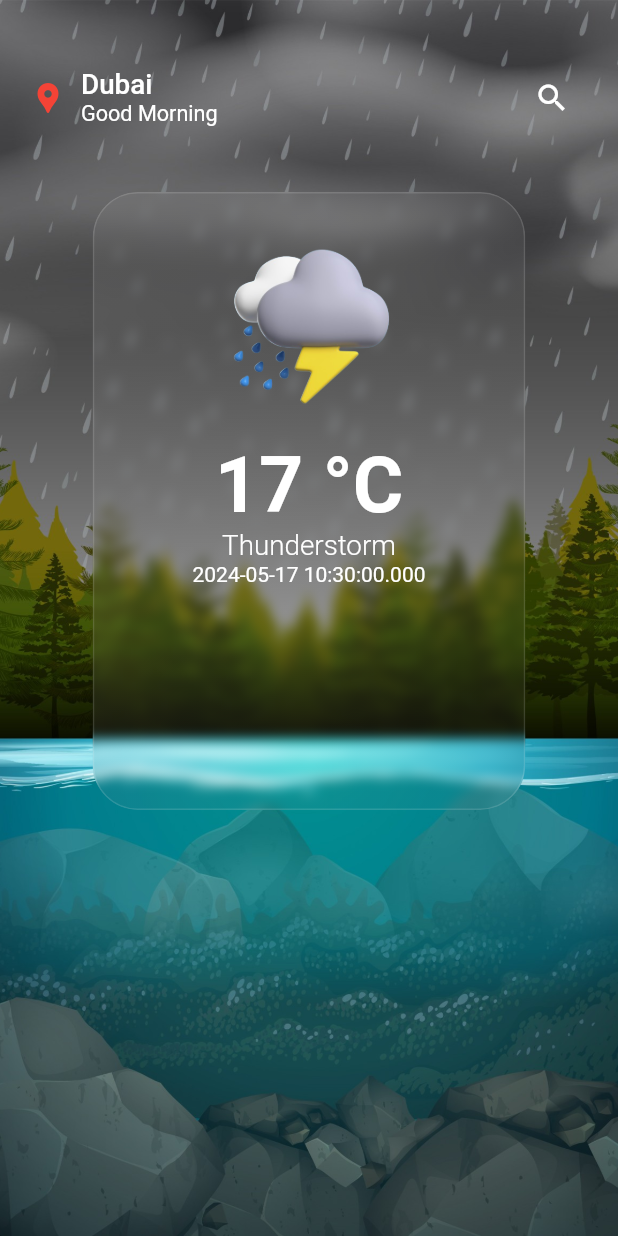
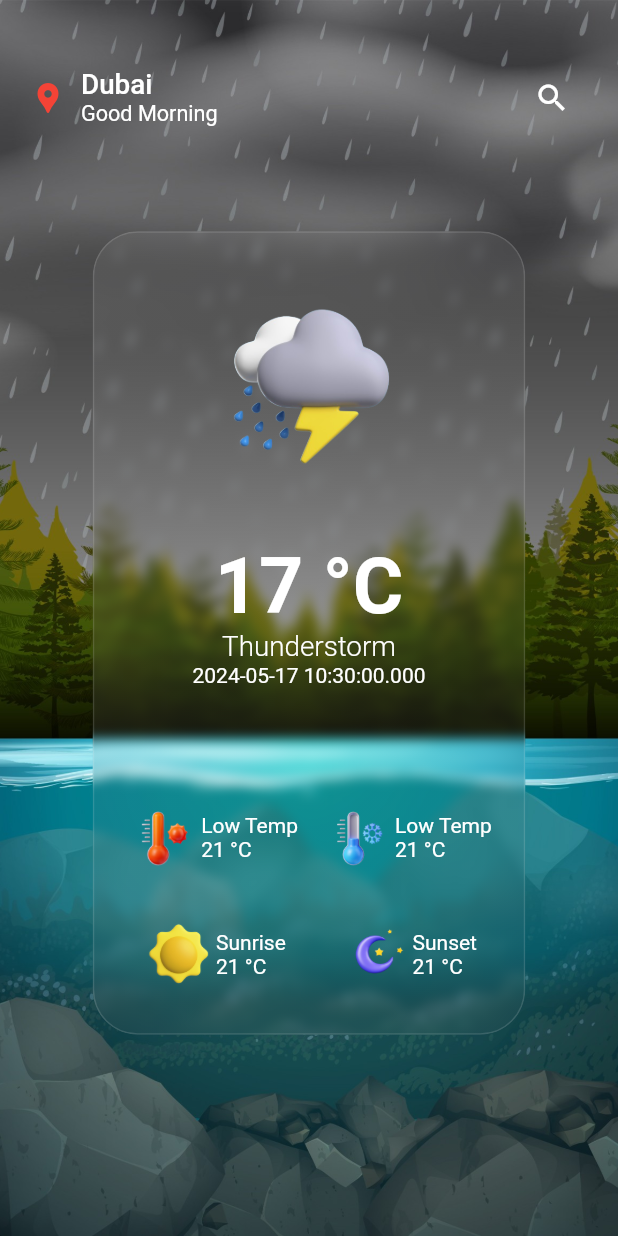
Before and after one commit to haadiyaa/weather_app, a Flutter app: the screen it shows after launch, on a phone screen of 412 x 824 dp. Run offline on Flutter 3.47's test engine with Material 3 defaults, Android fonts, the phone set to English and light mode, and no system bars; our stand-ins replace flutter_screenutil.

Commit message:
ui finished

```diff
--- a/lib/screens/homepage.dart
+++ b/lib/screens/homepage.dart
@@ -1,12 +1,18 @@
 import 'package:flutter/material.dart';
-import 'package:flutter/widgets.dart';
-import 'package:flutter_screenutil/flutter_screenutil.dart';
 import 'package:weather/common/widgets/frostedglass.dart';
 import 'package:weather/utils/constants/constants.dart';
 import 'package:weather/utils/styles/textstyle.dart';
 
-class HomePage extends StatelessWidget {
+class HomePage extends StatefulWidget {
   const HomePage({super.key});
+
+  @override
+  State<HomePage> createState() => _HomePageState();
+}
+
+class _HomePageState extends State<HomePage> {
+
+  bool _clicked=false;
 
   @override
   Widget build(BuildContext context) {
@@ -27,6 +33,24 @@ class HomePage extends StatelessWidget {
         ),
         child: Stack(
           children: [
+          _clicked==true?  Positioned(
+              top: 50,
+              right: 20,
+              left: 20,
+              child: Container(
+                height: 40,
+                child: TextFormField(
+                  decoration: InputDecoration(
+                    enabledBorder: UnderlineInputBorder(
+                      borderSide:BorderSide(color: white),
+                    ),
+                    focusedBorder: UnderlineInputBorder(
+                      borderSide: BorderSide(color: white),
+                    ),
+                  ),
+                ),
+              ),
+            ):SizedBox(),
             Container(
               height: 50,
               child: Row(
@@ -56,20 +80,25 @@ class HomePage extends StatelessWidget {
                     ),
                   ),
                   IconButton(
-                    onPressed: () {},
+                    onPressed: () {
+                      setState(() {
+                        _clicked=!_clicked;
+                      });
+                    },
                     icon: Icon(search),
                   ),
                 ],
               ),
             ),
             Align(
-              alignment: const Alignment(0, -0.5),
+              alignment: const Alignment(0, 0),
               child: FittedBox(
-                fit: BoxFit.contain ,
+                fit: BoxFit.contain,
                 child: FrostedGlassBox(
                   width: size.width * 0.7,
-                  height: size.height * 0.5,
+                  height: size.height * 0.65,
                   child: Column(
+                    mainAxisAlignment: MainAxisAlignment.spaceAround,
                     children: [
                       Image(
                         width: 150,
@@ -82,18 +111,73 @@ class HomePage extends StatelessWidget {
                             '17 °C',
                             style: tempStyle,
                           ),
-                          Text(
-                            'Thunderstorm',
-                            style: typeStyle
-                          ),
+                          Text('Thunderstorm', style: typeStyle),
                           Text(DateTime.now().toString())
                         ],
                       ),
+                      height20,
                       Row(
+                        mainAxisAlignment: MainAxisAlignment.spaceAround,
                         children: [
-
+                          Row(
+                            children: [
+                              Image(
+                                image: AssetImage(hightemp),
+                                width: 50,
+                                height: 50,
+                              ),
+                              Column(
+                                crossAxisAlignment: CrossAxisAlignment.start,
+                                children: [Text('Low Temp'), Text('21 °C')],
+                              )
+                            ],
+                          ),
+                          Row(
+                            children: [
+                              Image(
+                                image: AssetImage(lowtemp),
+                                width: 50,
+                                height: 50,
+                              ),
+                              Column(
+                                crossAxisAlignment: CrossAxisAlignment.start,
+                                children: [Text('Low Temp'), Text('21 °C')],
+                              )
+                            ],
+                          )
                         ],
-                      )
+                      ),
+                      Row(
+                        mainAxisAlignment: MainAxisAlignment.spaceAround,
+                        children: [
+                          Row(
+                            children: [
+                              Image(
+                                image: AssetImage(sunrise),
+                                width: 50,
+                                height: 50,
+                              ),
+                              Column(
+                                crossAxisAlignment: CrossAxisAlignment.start,
+                                children: [Text('Sunrise'), Text('21 °C')],
+                              )
+                            ],
+                          ),
+                          Row(
+                            children: [
+                              Image(
+                                image: AssetImage(sunset),
+                                width: 50,
+                                height: 50,
+                              ),
+                              Column(
+                                crossAxisAlignment: CrossAxisAlignment.start,
+                                children: [Text('Sunset'), Text('21 °C')],
+                              )
+                            ],
+                          )
+                        ],
+                      ),
                     ],
                   ),
                 ),
--- a/lib/utils/constants/constants.dart
+++ b/lib/utils/constants/constants.dart
@@ -16,6 +16,13 @@ List<String> icons=[
   "assets/weathericon/wind.png",
   "assets/weathericon/snow.png",
 ];
+
+String hightemp='assets/smallicon/high-temp-removebg-preview.png';
+
+String lowtemp='assets/smallicon/low-temp-removebg-preview.png';
+
+String sunrise="assets/weathericon/sun.png";
+String sunset="assets/smallicon/moon.png";
 
 //=========================COLORS===========================
 Color black=Colors.black;
```
Also changed, not shown: assets/smallicon/moon.png (added).
